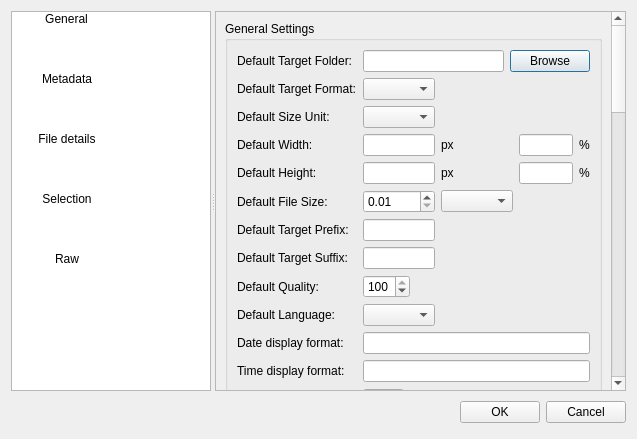
Qt form dialogs/optionsdialog.ui (marek629/SIR) before a commit.
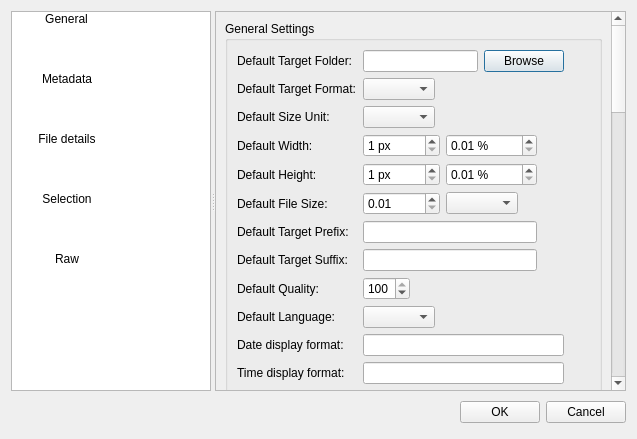
The same form after that commit. Icons and pictures are not drawn. Custom widgets are drawn as their Qt base class.

Commit message: width & height line edit replaced by spin box

The edit to the form file:
```diff
--- a/dialogs/optionsdialog.ui
+++ b/dialogs/optionsdialog.ui
@@ -97,10 +97,10 @@
       <widget class="QWidget" name="scrollAreaWidgetContents">
        <property name="geometry">
         <rect>
-         <x>0</x>
-         <y>-1138</y>
+         <x>-3</x>
+         <y>0</y>
          <width>409</width>
-         <height>1454</height>
+         <height>1455</height>
         </rect>
        </property>
        <layout class="QVBoxLayout" name="verticalLayout_2">
@@ -110,6 +110,13 @@
            <string>General Settings</string>
           </property>
           <layout class="QGridLayout" name="gridLayout_2">
+           <item row="6" column="0">
+            <widget class="QLabel" name="label_17">
+             <property name="text">
+              <string>Default File Size:</string>
+             </property>
+            </widget>
+           </item>
            <item row="8" column="0">
             <widget class="QLabel" name="label_15">
              <property name="text">
@@ -117,30 +124,6 @@
              </property>
             </widget>
            </item>
-           <item row="4" column="1">
-            <widget class="QLineEdit" name="widthLineEdit">
-             <property name="sizePolicy">
-              <sizepolicy hsizetype="Preferred" vsizetype="Fixed">
-               <horstretch>0</horstretch>
-               <verstretch>0</verstretch>
-              </sizepolicy>
-             </property>
-            </widget>
-           </item>
-           <item row="0" column="1" colspan="4">
-            <layout class="QHBoxLayout" name="targetFolderLayout">
-             <item>
-              <widget class="QLineEdit" name="targetFolderLineEdit"/>
-             </item>
-             <item>
-              <widget class="QPushButton" name="browsePushButton">
-               <property name="text">
-                <string>Browse</string>
-               </property>
-              </widget>
-             </item>
-            </layout>
-           </item>
            <item row="10" column="0">
             <widget class="QLabel" name="label_6">
              <property name="text">
@@ -172,56 +155,6 @@
              </property>
             </widget>
            </item>
-           <item row="13" column="1" colspan="4">
-            <layout class="QHBoxLayout" name="cores_spacer">
-             <property name="spacing">
-              <number>6</number>
-             </property>
-             <property name="margin">
-              <number>0</number>
-             </property>
-             <item>
-              <widget class="QSpinBox" name="coresSpinBox">
-               <property name="sizePolicy">
-                <sizepolicy hsizetype="Maximum" vsizetype="Fixed">
-                 <horstretch>0</horstretch>
-                 <verstretch>0</verstretch>
-                </sizepolicy>
-               </property>
-               <property name="minimum">
-                <number>1</number>
-               </property>
-               <property name="value">
-                <number>1</number>
-               </property>
-              </widget>
-             </item>
-             <item>
-              <widget class="QCheckBox" name="coresCheckBox">
-               <property name="text">
-                <string>Detect automatically</string>
-               </property>
-              </widget>
-             </item>
-            </layout>
-           </item>
-           <item row="8" column="1">
-            <widget class="QLineEdit" name="targetSuffixLineEdit">
-             <property name="sizePolicy">
-              <sizepolicy hsizetype="Preferred" vsizetype="Fixed">
-               <horstretch>0</horstretch>
-               <verstretch>0</verstretch>
-              </sizepolicy>
-             </property>
-            </widget>
-           </item>
-           <item row="4" column="4">
-            <widget class="QLabel" name="label_12">
-             <property name="text">
-              <string>%</string>
-             </property>
-            </widget>
-           </item>
            <item row="3" column="0">
             <widget class="QLabel" name="label_16">
              <property name="text">
@@ -243,10 +176,10 @@
              </property>
             </widget>
            </item>
-           <item row="6" column="0">
-            <widget class="QLabel" name="label_17">
+           <item row="12" column="0">
+            <widget class="QLabel" name="label_23">
              <property name="text">
-              <string>Default File Size:</string>
+              <string>Time display format:</string>
              </property>
             </widget>
            </item>
@@ -271,20 +204,6 @@
              </property>
             </widget>
            </item>
-           <item row="4" column="2">
-            <widget class="QLabel" name="label_11">
-             <property name="text">
-              <string>px</string>
-             </property>
-            </widget>
-           </item>
-           <item row="5" column="2">
-            <widget class="QLabel" name="label_13">
-             <property name="text">
-              <string>px</string>
-             </property>
-            </widget>
-           </item>
            <item row="14" column="1">
             <widget class="QSpinBox" name="historySpinBox">
              <property name="sizePolicy">
@@ -298,33 +217,6 @@
              </property>
             </widget>
            </item>
-           <item row="5" column="1">
-            <widget class="QLineEdit" name="heightLineEdit">
-             <property name="sizePolicy">
-              <sizepolicy hsizetype="Preferred" vsizetype="Fixed">
-               <horstretch>0</horstretch>
-               <verstretch>0</verstretch>
-              </sizepolicy>
-             </property>
-            </widget>
-           </item>
-           <item row="7" column="1">
-            <widget class="QLineEdit" name="targetPrefixLineEdit">
-             <property name="sizePolicy">
-              <sizepolicy hsizetype="Preferred" vsizetype="Fixed">
-               <horstretch>0</horstretch>
-               <verstretch>0</verstretch>
-              </sizepolicy>
-             </property>
-            </widget>
-           </item>
-           <item row="5" column="4">
-            <widget class="QLabel" name="label_14">
-             <property name="text">
-              <string>%</string>
-             </property>
-            </widget>
-           </item>
            <item row="9" column="1">
             <widget class="QSpinBox" name="qualitySpinBox">
              <property name="sizePolicy">
@@ -333,6 +225,9 @@
                <verstretch>0</verstretch>
               </sizepolicy>
              </property>
+             <property name="minimum">
+              <number>-1</number>
+             </property>
              <property name="maximum">
               <number>100</number>
              </property>
@@ -367,36 +262,6 @@
              </property>
             </widget>
            </item>
-           <item row="5" column="3">
-            <widget class="QLineEdit" name="heightPercentLineEdit">
-             <property name="sizePolicy">
-              <sizepolicy hsizetype="Preferred" vsizetype="Fixed">
-               <horstretch>0</horstretch>
-               <verstretch>0</verstretch>
-              </sizepolicy>
-             </property>
-            </widget>
-           </item>
-           <item row="4" column="3">
-            <widget class="QLineEdit" name="widthPercentLineEdit">
-             <property name="sizePolicy">
-              <sizepolicy hsizetype="Preferred" vsizetype="Fixed">
-               <horstretch>0</horstretch>
-               <verstretch>0</verstretch>
-              </sizepolicy>
-             </property>
-            </widget>
-           </item>
-           <item row="10" column="1" colspan="2">
-            <widget class="QComboBox" name="languagesComboBox">
-             <property name="sizePolicy">
-              <sizepolicy hsizetype="Maximum" vsizetype="Fixed">
-               <horstretch>0</horstretch>
-               <verstretch>0</verstretch>
-              </sizepolicy>
-             </property>
-            </widget>
-           </item>
            <item row="3" column="1" colspan="4">
             <widget class="QComboBox" name="sizeUnitComboBox">
              <property name="sizePolicy">
@@ -421,19 +286,141 @@
              </property>
             </widget>
            </item>
-           <item row="11" column="1" colspan="4">
-            <widget class="QLineEdit" name="dateDisplayFormatLineEdit"/>
+           <item row="0" column="1" colspan="3">
+            <layout class="QHBoxLayout" name="targetFolderLayout">
+             <item>
+              <widget class="QLineEdit" name="targetFolderLineEdit"/>
+             </item>
+             <item>
+              <widget class="QPushButton" name="browsePushButton">
+               <property name="text">
+                <string>Browse</string>
+               </property>
+              </widget>
+             </item>
+            </layout>
            </item>
-           <item row="12" column="0">
-            <widget class="QLabel" name="label_23">
-             <property name="text">
-              <string>Time display format:</string>
-             </property>
-            </widget>
-           </item>
-           <item row="12" column="1" colspan="4">
+           <item row="12" column="1" colspan="3">
             <widget class="QLineEdit" name="timeDisplayFormatLineEdit"/>
            </item>
+           <item row="13" column="1" colspan="3">
+            <layout class="QHBoxLayout" name="cores_spacer">
+             <property name="spacing">
+              <number>6</number>
+             </property>
+             <property name="margin">
+              <number>0</number>
+             </property>
+             <item>
+              <widget class="QSpinBox" name="coresSpinBox">
+               <property name="sizePolicy">
+                <sizepolicy hsizetype="Maximum" vsizetype="Fixed">
+                 <horstretch>0</horstretch>
+                 <verstretch>0</verstretch>
+                </sizepolicy>
+               </property>
+               <property name="minimum">
+                <number>1</number>
+               </property>
+               <property name="value">
+                <number>1</number>
+               </property>
+              </widget>
+             </item>
+             <item>
+              <widget class="QCheckBox" name="coresCheckBox">
+               <property name="text">
+                <string>Detect automatically</string>
+               </property>
+              </widget>
+             </item>
+            </layout>
+           </item>
+           <item row="11" column="1" colspan="3">
+            <widget class="QLineEdit" name="dateDisplayFormatLineEdit"/>
+           </item>
+           <item row="4" column="1">
+            <widget class="QSpinBox" name="widthPxSpinBox">
+             <property name="suffix">
+              <string notr="true"> px</string>
+             </property>
+             <property name="minimum">
+              <number>1</number>
+             </property>
+             <property name="maximum">
+              <number>50000</number>
+             </property>
+            </widget>
+           </item>
+           <item row="5" column="1">
+            <widget class="QSpinBox" name="heightPxSpinBox">
+             <property name="suffix">
+              <string notr="true"> px</string>
+             </property>
+             <property name="minimum">
+              <number>1</number>
+             </property>
+             <property name="maximum">
+              <number>50000</number>
+             </property>
+            </widget>
+           </item>
+           <item row="7" column="1" colspan="2">
+            <widget class="QLineEdit" name="targetPrefixLineEdit">
+             <property name="sizePolicy">
+              <sizepolicy hsizetype="Preferred" vsizetype="Fixed">
+               <horstretch>0</horstretch>
+               <verstretch>0</verstretch>
+              </sizepolicy>
+             </property>
+            </widget>
+           </item>
+           <item row="8" column="1" colspan="2">
+            <widget class="QLineEdit" name="targetSuffixLineEdit">
+             <property name="sizePolicy">
+              <sizepolicy hsizetype="Preferred" vsizetype="Fixed">
+               <horstretch>0</horstretch>
+               <verstretch>0</verstretch>
+              </sizepolicy>
+             </property>
+            </widget>
+           </item>
+           <item row="10" column="1" colspan="4">
+            <widget class="QComboBox" name="languagesComboBox">
+             <property name="sizePolicy">
+              <sizepolicy hsizetype="Maximum" vsizetype="Fixed">
+               <horstretch>0</horstretch>
+               <verstretch>0</verstretch>
+              </sizepolicy>
+             </property>
+            </widget>
+           </item>
+           <item row="4" column="2">
+            <widget class="QDoubleSpinBox" name="widthPercentDoubleSpinBox">
+             <property name="suffix">
+              <string notr="true"> %</string>
+             </property>
+             <property name="minimum">
+              <double>0.010000000000000</double>
+             </property>
+             <property name="maximum">
+              <double>10000.000000000000000</double>
+             </property>
+            </widget>
+           </item>
+           <item row="5" column="2">
+            <widget class="QDoubleSpinBox" name="heightPercentDoubleSpinBox">
+             <property name="suffix">
+              <string notr="true"> %</string>
+             </property>
+             <property name="minimum">
+              <double>0.010000000000000</double>
+             </property>
+             <property name="maximum">
+              <double>10000.000000000000000</double>
+             </property>
+            </widget>
+           </item>
           </layout>
          </widget>
         </item>
```
The commit also changes 8 other files.
